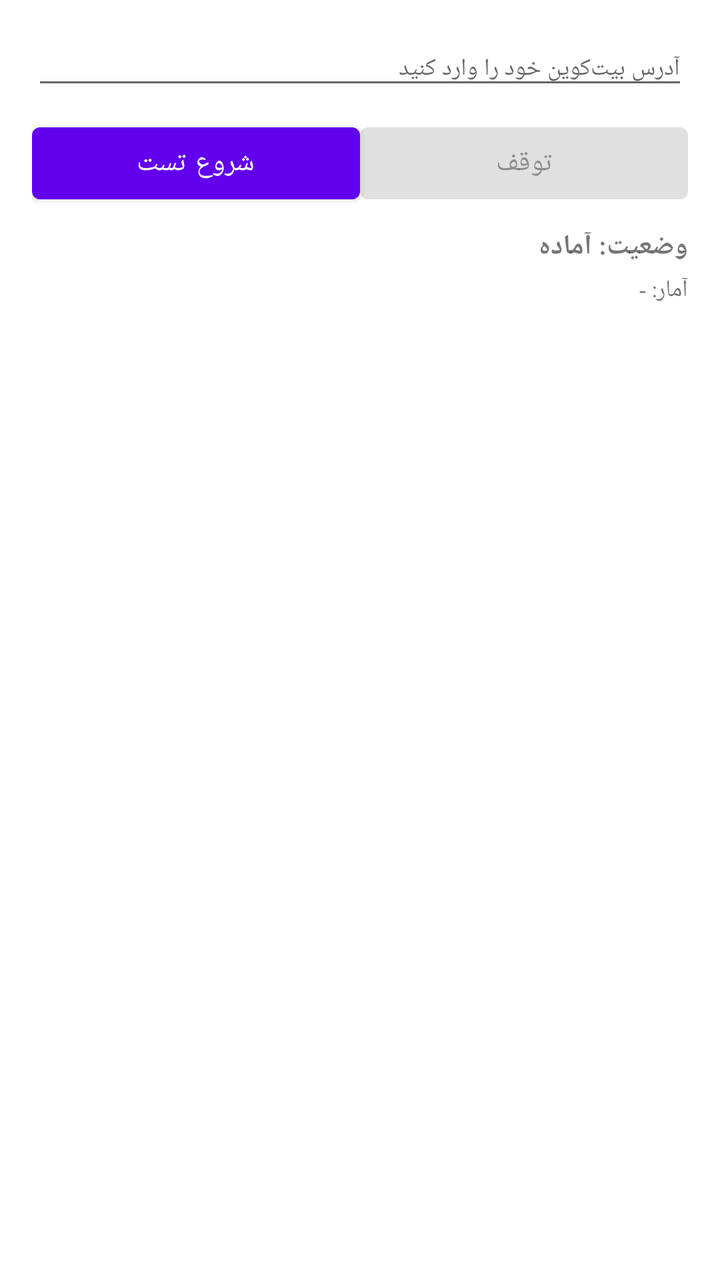
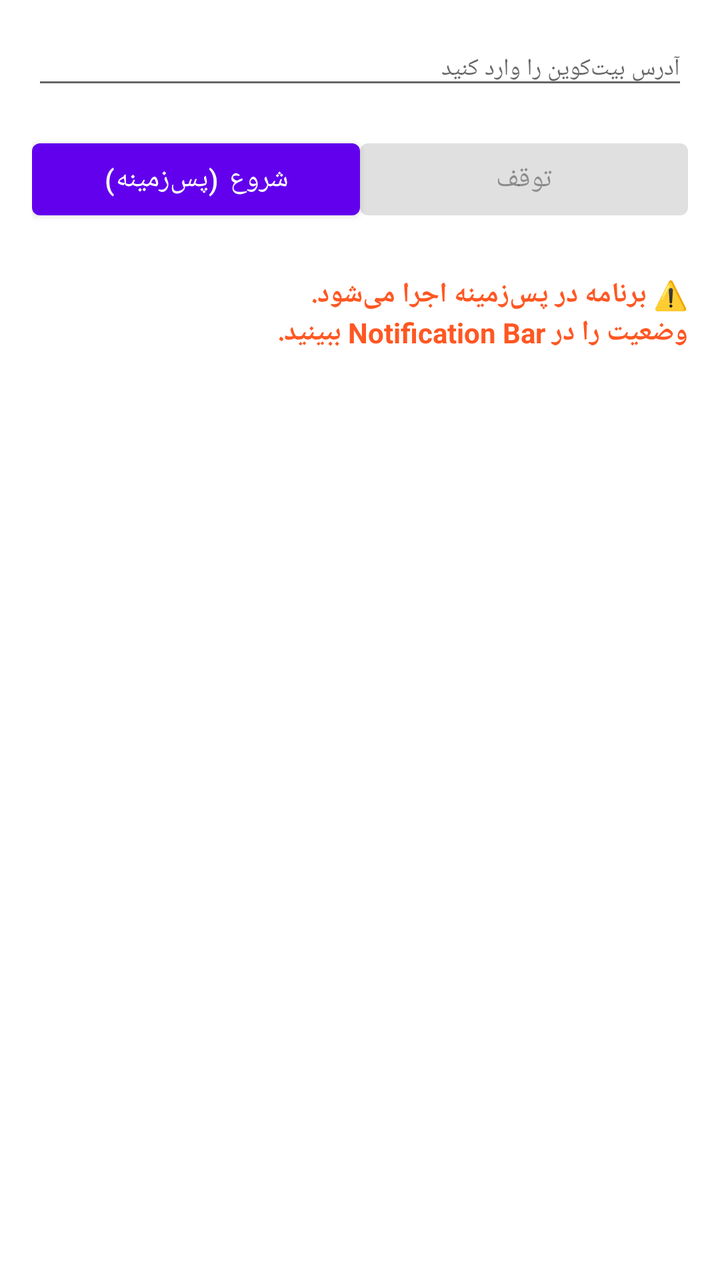

The first picture is an Android layout as it rendered before a commit; the second is the same layout after the commit. The layout source and the unified diff follow.
<!-- AndroidManifest.xml: application theme Theme.BitcoinBruteForceTest -->
<!-- res/layout/activity_main.xml -->
<?xml version="1.0" encoding="utf-8"?>

<LinearLayout xmlns:android="http://schemas.android.com/apk/res/android"
    android:layout_width="match_parent"
    android:layout_height="match_parent"
    android:orientation="vertical"
    android:padding="16dp">

    <EditText
        android:id="@+id/etAddress"
        android:layout_width="match_parent"
        android:layout_height="wrap_content"
        android:hint="آدرس بیت‌کوین خود را وارد کنید"
        android:textSize="12sp"
        android:inputType="text" />

    <LinearLayout
        android:layout_width="match_parent"
        android:layout_height="wrap_content"
        android:orientation="horizontal"
        android:layout_marginTop="8dp">

        <Button
            android:id="@+id/btnStart"
            android:layout_width="0dp"
            android:layout_height="wrap_content"
            android:layout_weight="1"
            android:text="شروع تست" />

        <Button
            android:id="@+id/btnStop"
            android:layout_width="0dp"
            android:layout_height="wrap_content"
            android:layout_weight="1"
            android:text="توقف"
            android:enabled="false" />
    </LinearLayout>

    <TextView
        android:id="@+id/tvStatus"
        android:layout_width="match_parent"
        android:layout_height="wrap_content"
        android:text="وضعیت: آماده"
        android:textSize="14sp"
        android:layout_marginTop="8dp"
        android:textStyle="bold" />

    <TextView
        android:id="@+id/tvStats"
        android:layout_width="match_parent"
        android:layout_height="wrap_content"
        android:text="آمار: -"
        android:textSize="12sp"
        android:layout_marginTop="4dp" />

    <ScrollView
        android:layout_width="match_parent"
        android:layout_height="0dp"
        android:layout_weight="1"
        android:layout_marginTop="8dp">

        <TextView
            android:id="@+id/tvLog"
            android:layout_width="match_parent"
            android:layout_height="wrap_content"
            android:textSize="10sp"
            android:fontFamily="monospace" />
    </ScrollView>
</LinearLayout>
<!-- resources referenced by this layout -->
<resources>
  <style name="Theme.BitcoinBruteForceTest" parent="Theme.MaterialComponents.DayNight.DarkActionBar">
          
          <item name="colorPrimary">@color/purple_500</item>
          <item name="colorPrimaryVariant">@color/purple_700</item>
          <item name="colorOnPrimary">@color/white</item>
          
          
          <item name="colorSecondary">@color/teal_200</item>
          <item name="colorSecondaryVariant">@color/teal_700</item>
          <item name="colorOnSecondary">@color/black</item>
          
          
          <item name="android:statusBarColor">?attr/colorPrimaryVariant</item>
      </style>
  <color name="purple_500">#FF6200EE</color>
  <color name="purple_700">#FF3700B3</color>
  <color name="white">#FFFFFFFF</color>
  <color name="teal_200">#FF03DAC5</color>
  <color name="teal_700">#FF018786</color>
  <color name="black">#FF000000</color>
</resources>

<!-- the commit's change to res/layout/activity_main.xml (unified diff, before → after) -->
@@ -10,7 +10,7 @@
         android:id="@+id/etAddress"
         android:layout_width="match_parent"
         android:layout_height="wrap_content"
-        android:hint="آدرس بیت‌کوین خود را وارد کنید"
+        android:hint="آدرس بیت‌کوین را وارد کنید"
         android:textSize="12sp"
         android:inputType="text" />
 
@@ -18,14 +18,14 @@
         android:layout_width="match_parent"
         android:layout_height="wrap_content"
         android:orientation="horizontal"
-        android:layout_marginTop="8dp">
+        android:layout_marginTop="16dp">
 
         <Button
             android:id="@+id/btnStart"
             android:layout_width="0dp"
             android:layout_height="wrap_content"
             android:layout_weight="1"
-            android:text="شروع تست" />
+            android:text="شروع (پس‌زمینه)" />
 
         <Button
             android:id="@+id/btnStop"
@@ -37,33 +37,12 @@
     </LinearLayout>
 
     <TextView
-        android:id="@+id/tvStatus"
         android:layout_width="match_parent"
         android:layout_height="wrap_content"
-        android:text="وضعیت: آماده"
+        android:text="⚠️ برنامه در پس‌زمینه اجرا می‌شود.\nوضعیت را در Notification Bar ببینید."
         android:textSize="14sp"
-        android:layout_marginTop="8dp"
-        android:textStyle="bold" />
+        android:layout_marginTop="24dp"
+        android:textStyle="bold"
+        android:textColor="#FF5722" />
 
-    <TextView
-        android:id="@+id/tvStats"
-        android:layout_width="match_parent"
-        android:layout_height="wrap_content"
-        android:text="آمار: -"
-        android:textSize="12sp"
-        android:layout_marginTop="4dp" />
-
-    <ScrollView
-        android:layout_width="match_parent"
-        android:layout_height="0dp"
-        android:layout_weight="1"
-        android:layout_marginTop="8dp">
-
-        <TextView
-            android:id="@+id/tvLog"
-            android:layout_width="match_parent"
-            android:layout_height="wrap_content"
-            android:textSize="10sp"
-            android:fontFamily="monospace" />
-    </ScrollView>
 </LinearLayout>
